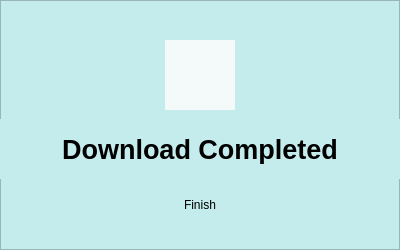
This is Project/guiPages_lightmode/downloadPopUp.ui in AndBarata/Multimedia-Systems as Qt 5 draws it before an edit. The edited form follows.
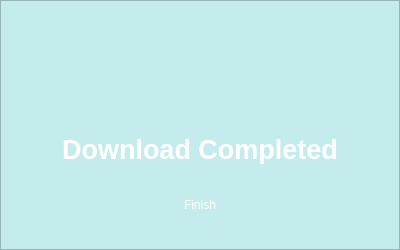
This is the edited form. Icons and pictures are not drawn.

Diff of the .ui file:
```diff
--- a/Project/guiPages_lightmode/downloadPopUp.ui
+++ b/Project/guiPages_lightmode/downloadPopUp.ui
@@ -31,6 +31,13 @@
      <height>600</height>
     </size>
    </property>
+   <property name="styleSheet">
+    <string notr="true">background: qlineargradient(
+    x1: 0, y1: 0, x2: 1, y2: 1,
+    stop: 0 rgba(39, 113, 90, 1), stop: 1 rgba(210, 254, 254, 1)
+);
+</string>
+   </property>
    <property name="frameShape">
     <enum>QFrame::StyledPanel</enum>
    </property>
@@ -53,7 +60,7 @@
      </font>
     </property>
     <property name="styleSheet">
-     <string notr="true">background-color: rgb(244, 249, 250);
+     <string notr="true">background: none;
 border: none;
 color: black;</string>
     </property>
@@ -81,7 +88,8 @@
      </rect>
     </property>
     <property name="styleSheet">
-     <string notr="true">border: none;</string>
+     <string notr="true">border: none;
+background: none;</string>
     </property>
     <property name="frameShape">
      <enum>QFrame::StyledPanel</enum>
@@ -107,7 +115,8 @@
       </font>
      </property>
      <property name="styleSheet">
-      <string notr="true">font: 700 20pt &quot;Arial&quot;;</string>
+      <string notr="true">font: 700 20pt &quot;Arial&quot;;
+color: white;</string>
      </property>
      <property name="text">
       <string>Download Completed</string>
@@ -128,7 +137,7 @@
     </property>
     <property name="styleSheet">
      <string notr="true">font: 18pt &quot;Arial&quot;;
-color: #000000; 
+color: white; 
 background: qradialgradient(
     cx: 0.3, cy: -0.4, fx: 0.3, fy: -0.4,
     radius: 1.35, stop: 0 rgba(35, 120, 99, 1), stop: 1 rgba(77, 206, 175, 1)
```
Left out of the diff: 2 changed lines with no effect on the pictures.
